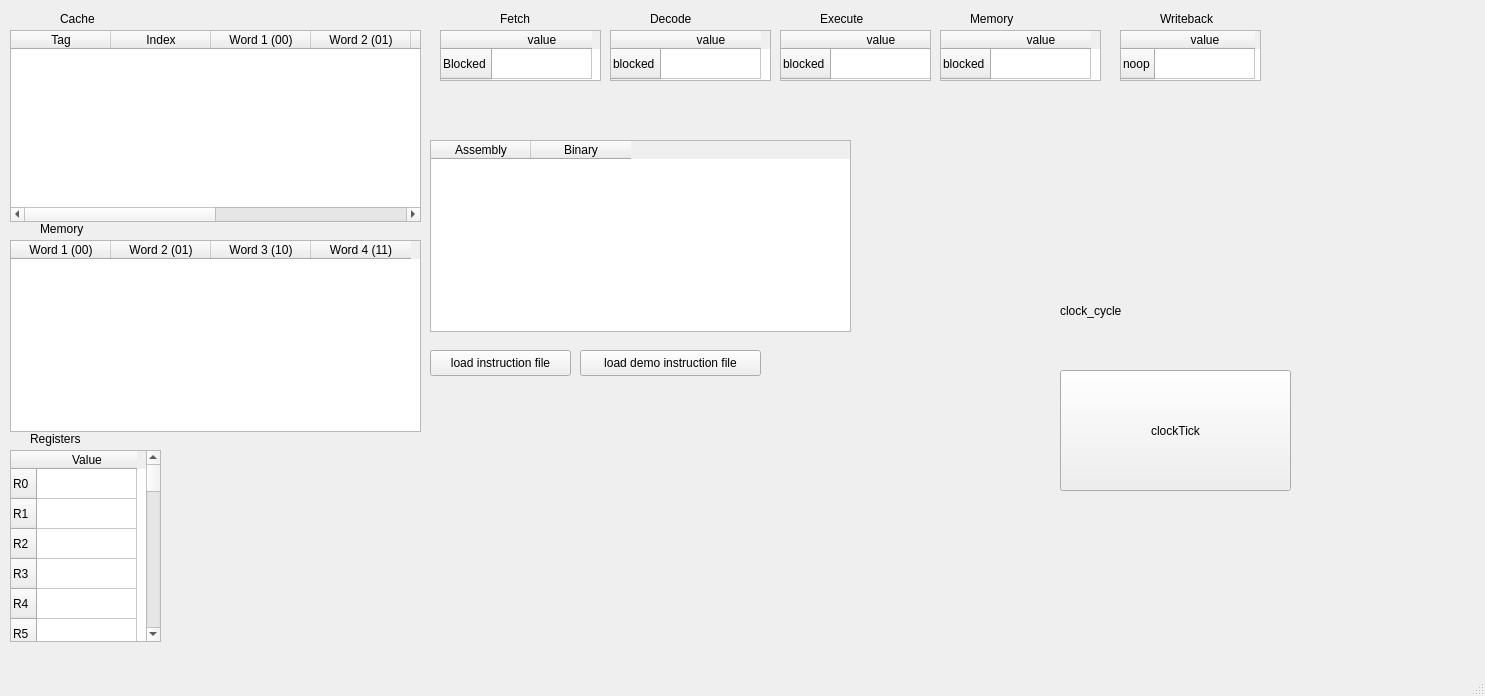
Old version of the form src/simulator/mainwindow.ui in the repository rsalz47/i-love-you-r3000.
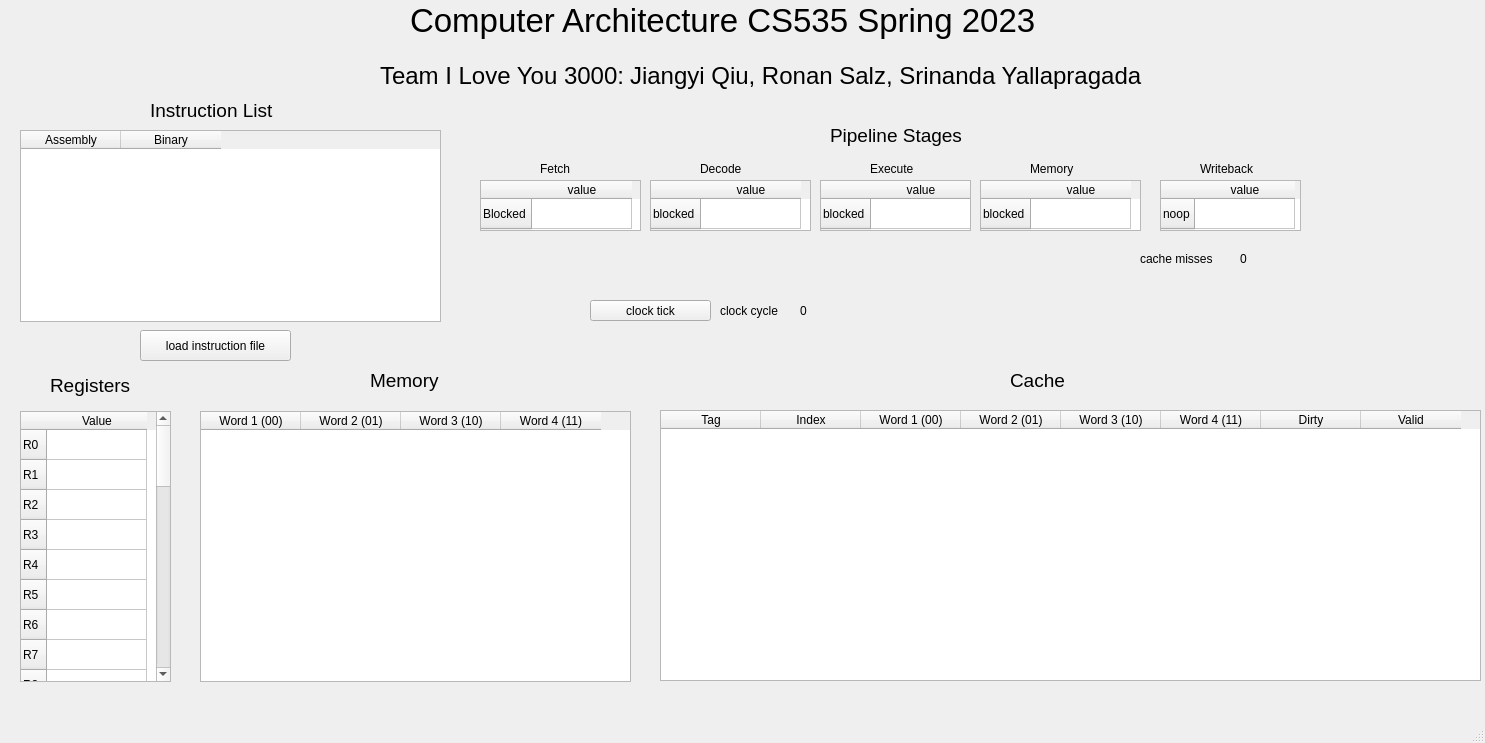
New version of the form.

```diff
--- a/src/simulator/mainwindow.ui
+++ b/src/simulator/mainwindow.ui
@@ -7,7 +7,7 @@
     <x>0</x>
     <y>0</y>
     <width>1485</width>
-    <height>696</height>
+    <height>743</height>
    </rect>
   </property>
   <property name="windowTitle">
@@ -17,10 +17,10 @@
    <widget class="QTableWidget" name="cacheView">
     <property name="geometry">
      <rect>
-      <x>10</x>
-      <y>30</y>
-      <width>411</width>
-      <height>192</height>
+      <x>660</x>
+      <y>410</y>
+      <width>821</width>
+      <height>271</height>
      </rect>
     </property>
     <column>
@@ -67,10 +67,10 @@
    <widget class="QTableWidget" name="memoryView">
     <property name="geometry">
      <rect>
-      <x>10</x>
-      <y>240</y>
-      <width>411</width>
-      <height>192</height>
+      <x>200</x>
+      <y>411</y>
+      <width>431</width>
+      <height>271</height>
      </rect>
     </property>
     <column>
@@ -97,10 +97,10 @@
    <widget class="QTableWidget" name="registerView">
     <property name="geometry">
      <rect>
-      <x>10</x>
-      <y>450</y>
+      <x>20</x>
+      <y>411</y>
       <width>151</width>
-      <height>192</height>
+      <height>271</height>
      </rect>
     </property>
     <row>
@@ -272,8 +272,8 @@
    <widget class="QTableWidget" name="fetchView">
     <property name="geometry">
      <rect>
-      <x>440</x>
-      <y>30</y>
+      <x>480</x>
+      <y>180</y>
       <width>161</width>
       <height>51</height>
      </rect>
@@ -292,8 +292,8 @@
    <widget class="QTableWidget" name="decodeView">
     <property name="geometry">
      <rect>
-      <x>610</x>
-      <y>30</y>
+      <x>650</x>
+      <y>180</y>
       <width>161</width>
       <height>51</height>
      </rect>
@@ -312,8 +312,8 @@
    <widget class="QTableWidget" name="executeView">
     <property name="geometry">
      <rect>
-      <x>780</x>
-      <y>30</y>
+      <x>820</x>
+      <y>180</y>
       <width>151</width>
       <height>51</height>
      </rect>
@@ -332,8 +332,8 @@
    <widget class="QTableWidget" name="memoryViewPipeline">
     <property name="geometry">
      <rect>
-      <x>940</x>
-      <y>30</y>
+      <x>980</x>
+      <y>180</y>
       <width>161</width>
       <height>51</height>
      </rect>
@@ -352,8 +352,8 @@
    <widget class="QTableWidget" name="writebackView">
     <property name="geometry">
      <rect>
-      <x>1120</x>
-      <y>30</y>
+      <x>1160</x>
+      <y>180</y>
       <width>141</width>
       <height>51</height>
      </rect>
@@ -372,34 +372,34 @@
    <widget class="QLabel" name="clockCycles">
     <property name="geometry">
      <rect>
-      <x>1060</x>
-      <y>260</y>
-      <width>221</width>
-      <height>101</height>
+      <x>800</x>
+      <y>300</y>
+      <width>51</width>
+      <height>21</height>
      </rect>
     </property>
     <property name="text">
-     <string>clock_cycle</string>
+     <string>0</string>
     </property>
    </widget>
    <widget class="QPushButton" name="pushButton">
     <property name="geometry">
      <rect>
-      <x>1060</x>
-      <y>370</y>
-      <width>231</width>
-      <height>121</height>
+      <x>590</x>
+      <y>300</y>
+      <width>121</width>
+      <height>21</height>
      </rect>
     </property>
     <property name="text">
-     <string>clockTick</string>
+     <string>clock tick</string>
     </property>
    </widget>
    <widget class="QTableWidget" name="instructionsView">
     <property name="geometry">
      <rect>
-      <x>430</x>
-      <y>140</y>
+      <x>20</x>
+      <y>130</y>
       <width>421</width>
       <height>192</height>
      </rect>
@@ -418,34 +418,21 @@
    <widget class="QPushButton" name="loadIntructionFile">
     <property name="geometry">
      <rect>
-      <x>430</x>
-      <y>350</y>
-      <width>141</width>
-      <height>26</height>
+      <x>140</x>
+      <y>330</y>
+      <width>151</width>
+      <height>31</height>
      </rect>
     </property>
     <property name="text">
      <string>load instruction file</string>
     </property>
    </widget>
-   <widget class="QPushButton" name="loadDemoInstructionFile">
-    <property name="geometry">
-     <rect>
-      <x>580</x>
-      <y>350</y>
-      <width>181</width>
-      <height>26</height>
-     </rect>
-    </property>
-    <property name="text">
-     <string>load demo instruction file</string>
-    </property>
-   </widget>
    <widget class="QLabel" name="label">
     <property name="geometry">
      <rect>
-      <x>500</x>
-      <y>10</y>
+      <x>540</x>
+      <y>160</y>
       <width>66</width>
       <height>18</height>
      </rect>
@@ -457,8 +444,8 @@
    <widget class="QLabel" name="label_2">
     <property name="geometry">
      <rect>
-      <x>650</x>
-      <y>10</y>
+      <x>700</x>
+      <y>160</y>
       <width>66</width>
       <height>18</height>
      </rect>
@@ -470,8 +457,8 @@
    <widget class="QLabel" name="label_3">
     <property name="geometry">
      <rect>
-      <x>820</x>
-      <y>10</y>
+      <x>870</x>
+      <y>160</y>
       <width>66</width>
       <height>18</height>
      </rect>
@@ -483,8 +470,8 @@
    <widget class="QLabel" name="label_4">
     <property name="geometry">
      <rect>
-      <x>970</x>
-      <y>10</y>
+      <x>1030</x>
+      <y>160</y>
       <width>66</width>
       <height>18</height>
      </rect>
@@ -496,8 +483,8 @@
    <widget class="QLabel" name="label_5">
     <property name="geometry">
      <rect>
-      <x>1160</x>
-      <y>10</y>
+      <x>1200</x>
+      <y>160</y>
       <width>66</width>
       <height>18</height>
      </rect>
@@ -509,12 +496,17 @@
    <widget class="QLabel" name="label_6">
     <property name="geometry">
      <rect>
-      <x>60</x>
-      <y>10</y>
-      <width>66</width>
-      <height>18</height>
+      <x>1010</x>
+      <y>370</y>
+      <width>91</width>
+      <height>21</height>
      </rect>
     </property>
+    <property name="font">
+     <font>
+      <pointsize>14</pointsize>
+     </font>
+    </property>
     <property name="text">
      <string>Cache</string>
     </property>
@@ -522,12 +514,17 @@
    <widget class="QLabel" name="label_7">
     <property name="geometry">
      <rect>
-      <x>40</x>
-      <y>220</y>
-      <width>66</width>
-      <height>18</height>
+      <x>370</x>
+      <y>370</y>
+      <width>71</width>
+      <height>21</height>
      </rect>
     </property>
+    <property name="font">
+     <font>
+      <pointsize>14</pointsize>
+     </font>
+    </property>
     <property name="text">
      <string>Memory</string>
     </property>
@@ -535,16 +532,150 @@
    <widget class="QLabel" name="label_8">
     <property name="geometry">
      <rect>
-      <x>30</x>
-      <y>430</y>
-      <width>66</width>
-      <height>18</height>
+      <x>50</x>
+      <y>370</y>
+      <width>141</width>
+      <height>31</height>
      </rect>
     </property>
+    <property name="font">
+     <font>
+      <pointsize>14</pointsize>
+     </font>
+    </property>
     <property name="text">
      <string>Registers</string>
     </property>
    </widget>
+   <widget class="QLabel" name="label_9">
+    <property name="geometry">
+     <rect>
+      <x>720</x>
+      <y>300</y>
+      <width>91</width>
+      <height>21</height>
+     </rect>
+    </property>
+    <property name="text">
+     <string>clock cycle</string>
+    </property>
+   </widget>
+   <widget class="QLabel" name="label_10">
+    <property name="geometry">
+     <rect>
+      <x>410</x>
+      <y>0</y>
+      <width>631</width>
+      <height>41</height>
+     </rect>
+    </property>
+    <property name="font">
+     <font>
+      <pointsize>25</pointsize>
+     </font>
+    </property>
+    <property name="text">
+     <string>Computer Architecture CS535 Spring 2023</string>
+    </property>
+   </widget>
+   <widget class="QLabel" name="label_11">
+    <property name="geometry">
+     <rect>
+      <x>380</x>
+      <y>60</y>
+      <width>291</width>
+      <height>31</height>
+     </rect>
+    </property>
+    <property name="font">
+     <font>
+      <pointsize>18</pointsize>
+     </font>
+    </property>
+    <property name="text">
+     <string>Team I Love You 3000:</string>
+    </property>
+   </widget>
+   <widget class="QLabel" name="label_12">
+    <property name="geometry">
+     <rect>
+      <x>630</x>
+      <y>60</y>
+      <width>531</width>
+      <height>31</height>
+     </rect>
+    </property>
+    <property name="font">
+     <font>
+      <pointsize>18</pointsize>
+     </font>
+    </property>
+    <property name="text">
+     <string>Jiangyi Qiu, Ronan Salz, Srinanda Yallapragada</string>
+    </property>
+   </widget>
+   <widget class="QLabel" name="label_13">
+    <property name="geometry">
+     <rect>
+      <x>830</x>
+      <y>120</y>
+      <width>141</width>
+      <height>31</height>
+     </rect>
+    </property>
+    <property name="font">
+     <font>
+      <pointsize>14</pointsize>
+     </font>
+    </property>
+    <property name="text">
+     <string>Pipeline Stages</string>
+    </property>
+   </widget>
+   <widget class="QLabel" name="label_14">
+    <property name="geometry">
+     <rect>
+      <x>150</x>
+      <y>100</y>
+      <width>141</width>
+      <height>21</height>
+     </rect>
+    </property>
+    <property name="font">
+     <font>
+      <pointsize>14</pointsize>
+     </font>
+    </property>
+    <property name="text">
+     <string>Instruction List</string>
+    </property>
+   </widget>
+   <widget class="QLabel" name="label_15">
+    <property name="geometry">
+     <rect>
+      <x>1140</x>
+      <y>250</y>
+      <width>101</width>
+      <height>18</height>
+     </rect>
+    </property>
+    <property name="text">
+     <string>cache misses</string>
+    </property>
+   </widget>
+   <widget class="QLabel" name="label_16">
+    <property name="geometry">
+     <rect>
+      <x>1240</x>
+      <y>250</y>
+      <width>66</width>
+      <height>18</height>
+     </rect>
+    </property>
+    <property name="text">
+     <string>0</string>
+    </property>
+   </widget>
   </widget>
   <widget class="QMenuBar" name="menubar">
    <property name="geometry">
```
